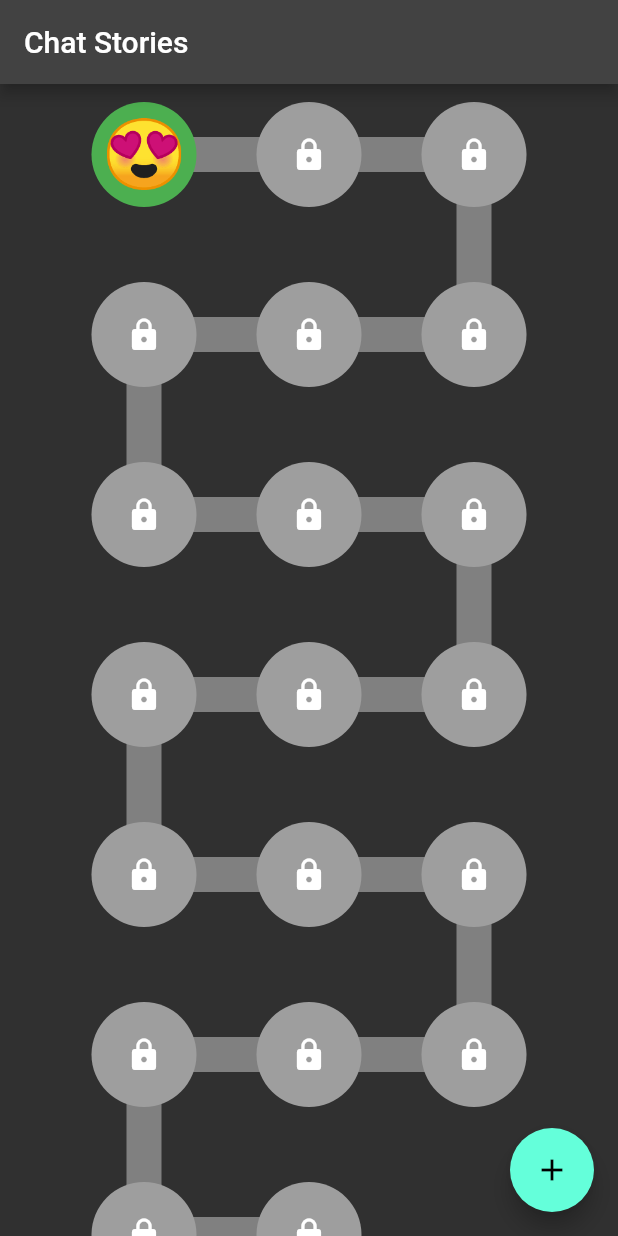
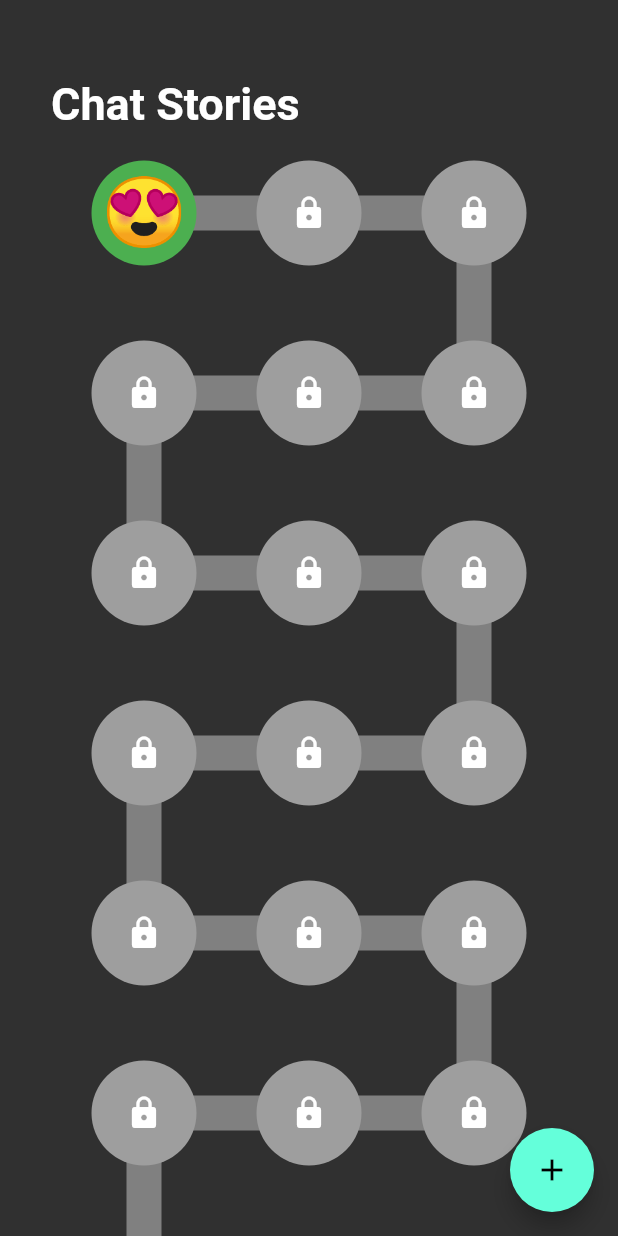
Before and after one commit to mhanzla80/easy_chat_game, a Flutter app: the screen it shows after launch, on a phone screen of 412 x 824 dp. Run offline on Flutter 3.47's test engine with Material 2 defaults, Android fonts, the phone set to English and light mode, and no system bars; our stand-ins replace audioplayers, confetti, flutter_spinkit, shared_preferences, simple_animations.

Commit message:
remove app bar and add title

```diff
--- a/lib/src/chat_level_screen.dart
+++ b/lib/src/chat_level_screen.dart
@@ -21,11 +21,21 @@ class _ChatLevelScreenState extends State<ChatLevelScreen> {
   Widget build(BuildContext context) {
     final levels = EasyChatGameController.of(context).levels;
     return Scaffold(
-      appBar: AppBar(title: const Text("Chat Stories")),
       body: SingleChildScrollView(
         child: Padding(
           padding: const EdgeInsets.all(12.0),
-          child: _buildLevels(levels),
+          child: Column(
+            crossAxisAlignment: CrossAxisAlignment.start,
+            children: [
+              const Padding(
+                padding: EdgeInsets.only(left: 22, top: 40, bottom: 20),
+                child: Text('Chat Stories',
+                    style:
+                        TextStyle(fontWeight: FontWeight.bold, fontSize: 30)),
+              ),
+              _buildLevels(levels),
+            ],
+          ),
         ),
       ),
     );
```
